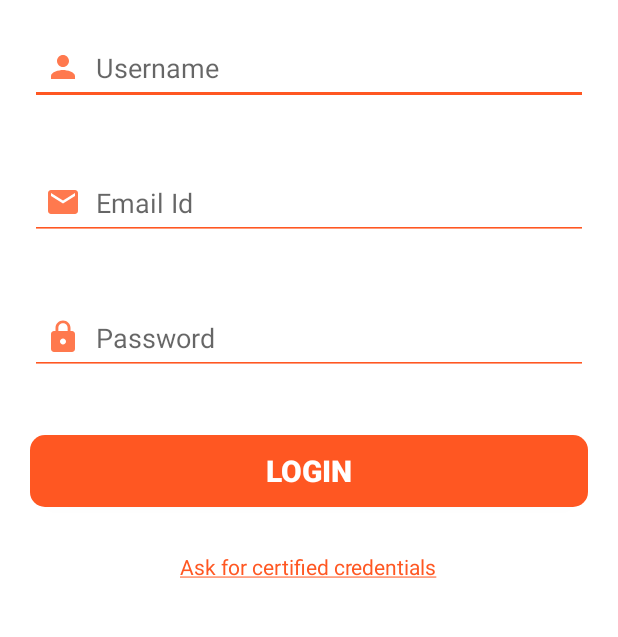
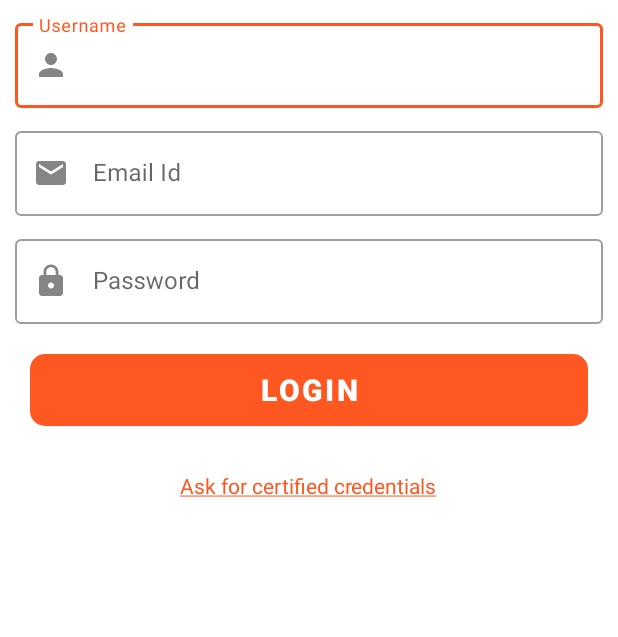
Before and after one commit to iamjayantjha/ApplicationDemo, an Android app: the screen it shows after launch (LoginActivity), on a phone screen of 412 x 824 dp, the part 279-916 px from its top. Run offline under Robolectric (Android 15) with nearby library versions, the light colour scheme and no system bars.

Commit message:
few more changes

```diff
--- a/app/src/main/java/com/manipal/LoginActivity.java
+++ b/app/src/main/java/com/manipal/LoginActivity.java
@@ -9,6 +9,6 @@ public class LoginActivity extends AppCompatActivity {
     @Override
     protected void onCreate(Bundle savedInstanceState) {
         super.onCreate(savedInstanceState);
-        setContentView(R.layout.activity_login);
+        setContentView(R.layout.activity_login1);
     }
 }
--- /dev/null
+++ b/app/src/main/res/drawable/textfield_layout.xml
@@ -0,0 +1,6 @@
+<?xml version="1.0" encoding="utf-8"?>
+<shape xmlns:android="http://schemas.android.com/apk/res/android">
+    <stroke android:color="@color/orange" android:width="2dp"/>
+    <corners android:radius="10dp"/>
+
+</shape>
--- /dev/null
+++ b/app/src/main/res/layout/activity_login1.xml
@@ -0,0 +1,91 @@
+<?xml version="1.0" encoding="utf-8"?>
+<RelativeLayout xmlns:android="http://schemas.android.com/apk/res/android"
+    android:layout_width="match_parent"
+    android:layout_height="match_parent"
+    xmlns:app="http://schemas.android.com/apk/res-auto"
+    android:background="@color/white"
+    android:orientation="vertical">
+
+    <ImageView
+        android:id="@+id/logo"
+        android:layout_width="match_parent"
+        android:layout_height="wrap_content"
+        android:src="@drawable/manipallogo"/>
+
+    <com.google.android.material.textfield.TextInputLayout
+        android:id="@+id/username"
+        android:layout_width="match_parent"
+        android:layout_height="wrap_content"
+        android:layout_below="@+id/logo"
+        android:hint="Username"
+        android:layout_marginLeft="10dp"
+        android:layout_marginRight="10dp"
+        android:layout_marginTop="10dp"
+        app:startIconDrawable="@drawable/ic_user"
+        style="@style/Widget.MaterialComponents.TextInputLayout.OutlinedBox">
+
+        <com.google.android.material.textfield.TextInputEditText
+            android:layout_width="match_parent"
+            android:layout_height="wrap_content"/>
+
+    </com.google.android.material.textfield.TextInputLayout>
+
+    <com.google.android.material.textfield.TextInputLayout
+        android:id="@+id/email"
+        android:layout_width="match_parent"
+        android:layout_height="wrap_content"
+        android:layout_below="@+id/username"
+        android:hint="Email Id"
+        android:layout_marginTop="10dp"
+        android:layout_marginLeft="10dp"
+        android:layout_marginRight="10dp"
+        app:startIconDrawable="@drawable/ic_email"
+        style="@style/Widget.MaterialComponents.TextInputLayout.OutlinedBox">
+
+        <com.google.android.material.textfield.TextInputEditText
+            android:layout_width="match_parent"
+            android:layout_height="wrap_content"/>
+
+    </com.google.android.material.textfield.TextInputLayout>
+
+    <com.google.android.material.textfield.TextInputLayout
+        android:id="@+id/password"
+        android:layout_width="match_parent"
+        android:layout_height="wrap_content"
+        android:layout_below="@+id/email"
+        android:hint="Password"
+        android:layout_marginLeft="10dp"
+        android:layout_marginTop="10dp"
+        android:layout_marginRight="10dp"
+        app:startIconDrawable="@drawable/ic_password"
+        style="@style/Widget.MaterialComponents.TextInputLayout.OutlinedBox">
+
+        <com.google.android.material.textfield.TextInputEditText
+            android:layout_width="match_parent"
+            android:layout_height="wrap_content"/>
+
+    </com.google.android.material.textfield.TextInputLayout>
+
+    <Button
+        android:id="@+id/loginBtn"
+        android:layout_below="@id/password"
+        android:layout_width="match_parent"
+        android:layout_height="wrap_content"
+        android:layout_margin="20dp"
+        android:background="@drawable/button_style"
+        android:text="LOGIN"
+        android:textColor="@color/white"
+        android:textStyle="bold"
+        android:textSize="20sp"/>
+
+    <TextView
+        android:id="@+id/certifiedcredentials"
+        android:layout_width="wrap_content"
+        android:layout_height="wrap_content"
+        android:text="@string/credentials"
+        android:layout_below="@+id/loginBtn"
+        android:layout_centerHorizontal="true"
+        android:layout_marginTop="10dp"
+        android:textColor="@color/orange" />
+
+</RelativeLayout>
--- a/app/src/main/res/values-night/themes.xml
+++ b/app/src/main/res/values-night/themes.xml
@@ -2,7 +2,7 @@
     <!-- Base application theme. -->
     <style name="Theme.Zerostic" parent="Theme.MaterialComponents.DayNight.DarkActionBar">
         <!-- Primary brand color. -->
-        <item name="colorPrimary">@color/purple_200</item>
+        <item name="colorPrimary">@color/orange</item>
         <item name="colorPrimaryVariant">@color/white</item>
         <item name="colorOnPrimary">@color/black</item>
         <!-- Secondary brand color. -->
--- a/app/src/main/res/values/themes.xml
+++ b/app/src/main/res/values/themes.xml
@@ -1,8 +1,8 @@
 <resources xmlns:tools="http://schemas.android.com/tools">
     <!-- Base application theme. -->
-    <style name="Theme.Zerostic" parent="Theme.AppCompat.DayNight.NoActionBar">
+    <style name="Theme.Zerostic" parent="Theme.MaterialComponents.DayNight.NoActionBar">
         <!-- Primary brand color. -->
-        <item name="colorPrimary">@color/purple_500</item>
+        <item name="colorPrimary">@color/orange</item>
         <item name="colorPrimaryVariant">@color/white</item>
         <item name="colorOnPrimary">@color/white</item>
         <!-- Secondary brand color. -->
```
